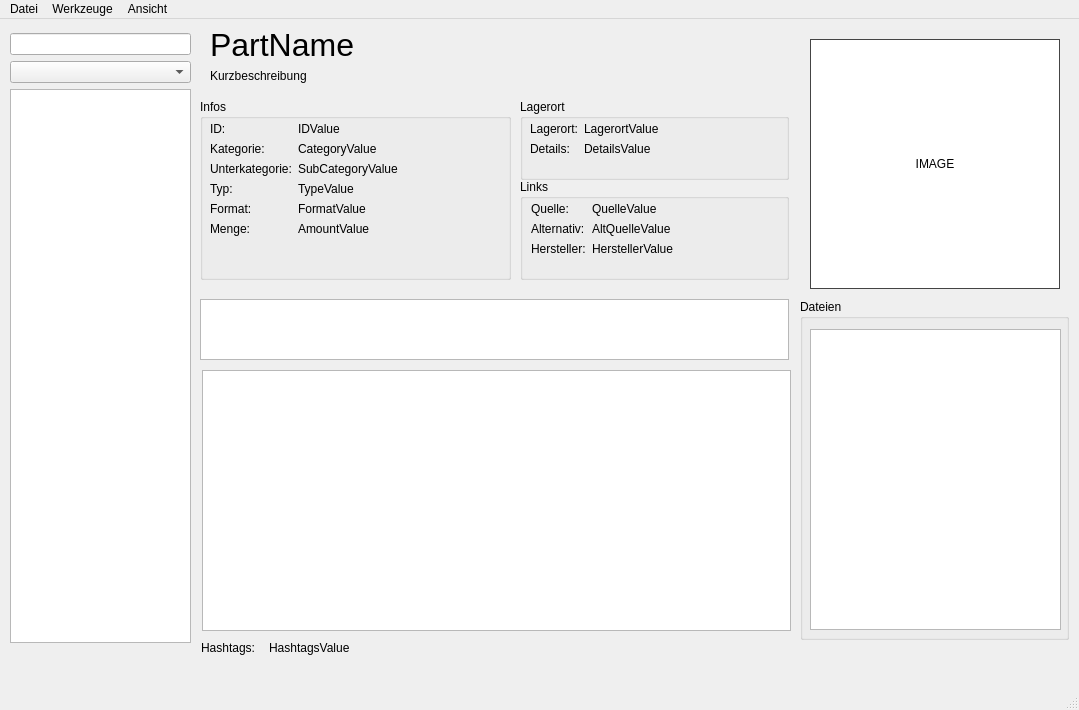
Old version of the form src/mainwindow.ui in the repository oddscured/Partorium.
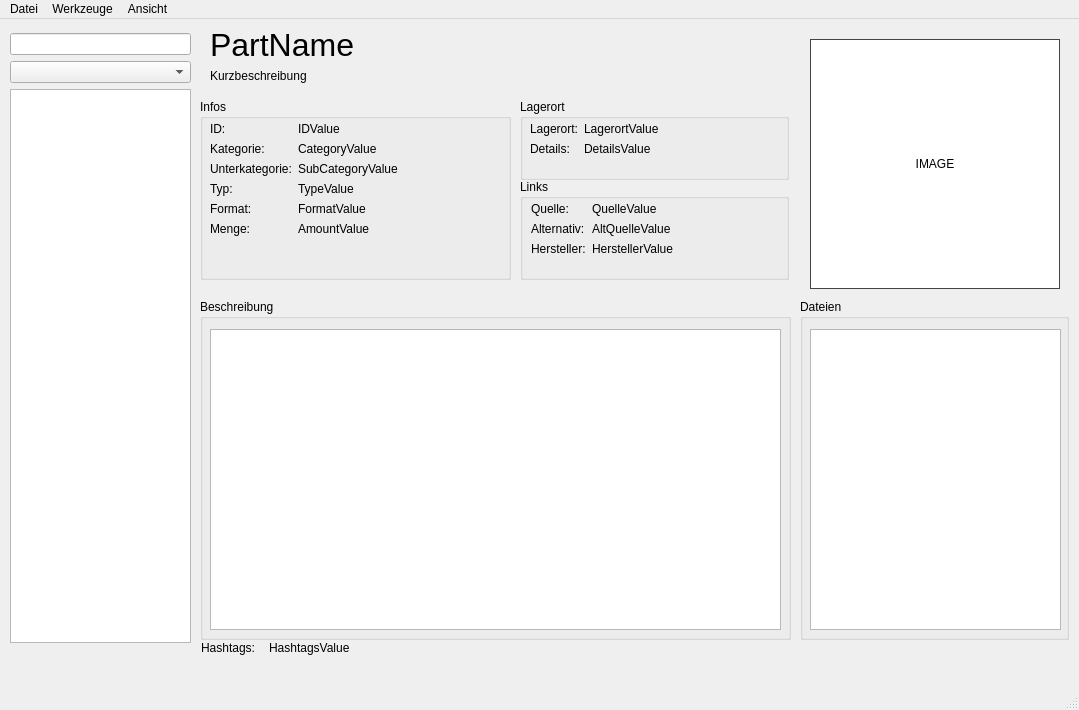
New version of the form.

Commit message: Changed "parts file" feature, fixed settigns dialog

```diff
--- a/src/mainwindow.ui
+++ b/src/mainwindow.ui
@@ -187,19 +187,6 @@
      <string>PartName</string>
     </property>
    </widget>
-   <widget class="QListView" name="lst_Images">
-    <property name="geometry">
-     <rect>
-      <x>200</x>
-      <y>280</y>
-      <width>589</width>
-      <height>61</height>
-     </rect>
-    </property>
-    <property name="viewMode">
-     <enum>QListView::ViewMode::IconMode</enum>
-    </property>
-   </widget>
    <widget class="QLabel" name="lbl_Image">
     <property name="geometry">
      <rect>
@@ -451,15 +438,28 @@
      <string>HashtagsValue</string>
     </property>
    </widget>
-   <widget class="QTextEdit" name="txt_Description">
+   <widget class="QGroupBox" name="grp_Description">
     <property name="geometry">
      <rect>
-      <x>202</x>
-      <y>351</y>
-      <width>589</width>
-      <height>261</height>
+      <x>200</x>
+      <y>280</y>
+      <width>591</width>
+      <height>341</height>
      </rect>
     </property>
+    <property name="title">
+     <string>Beschreibung</string>
+    </property>
+    <widget class="QTextEdit" name="txt_Description">
+     <property name="geometry">
+      <rect>
+       <x>10</x>
+       <y>30</y>
+       <width>571</width>
+       <height>301</height>
+      </rect>
+     </property>
+    </widget>
    </widget>
   </widget>
   <widget class="QMenuBar" name="menubar">
```
Left out of the diff: 6 changed lines with no effect on the pictures. The commit also changes 5 other files.
